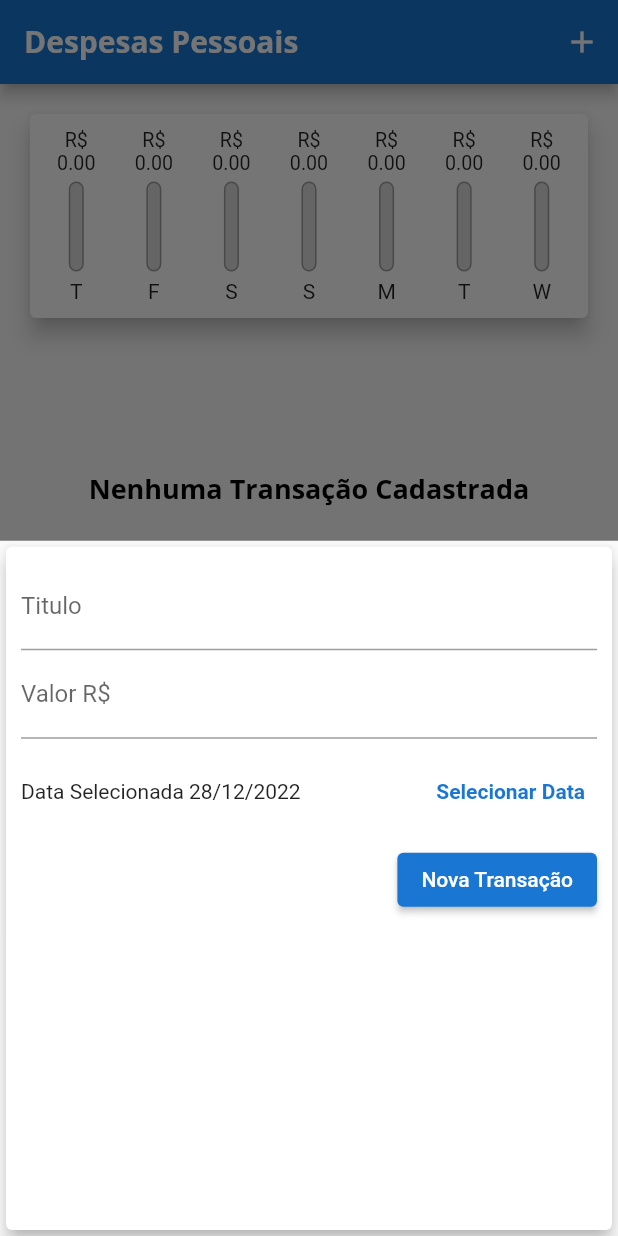
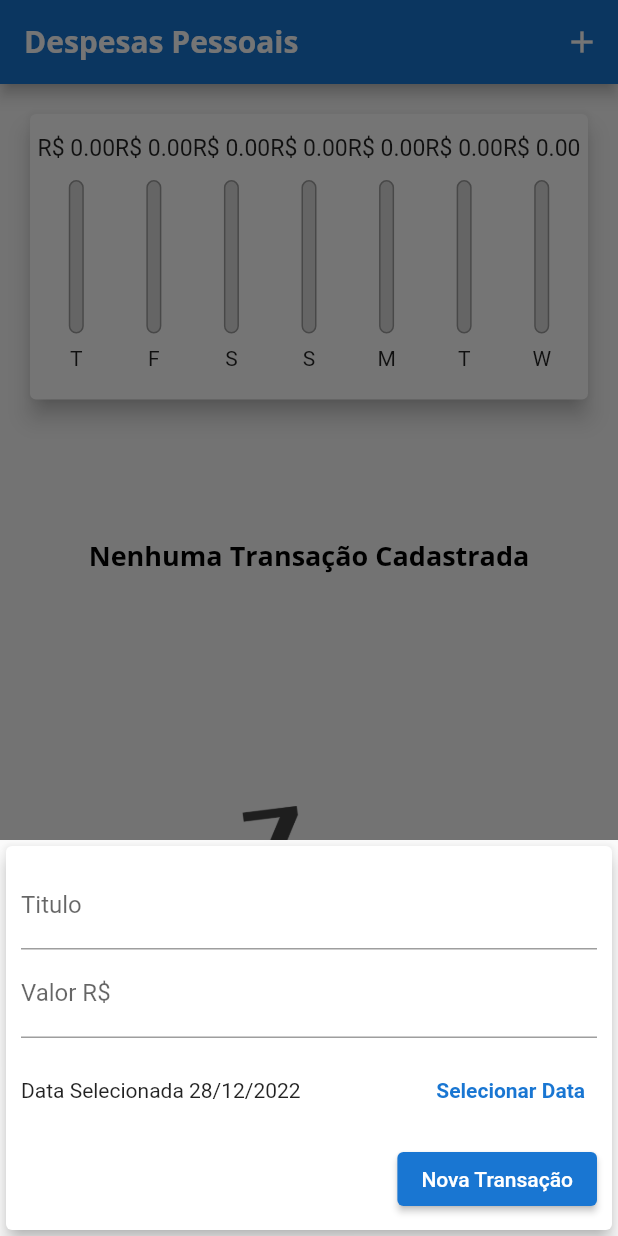
Before and after one commit to devgdp/ExpensesApp, a Flutter app: the screen it shows after launch, after a tap on the "add" icon, on a phone screen of 412 x 824 dp. Run offline on Flutter 3.47's test engine with Material 2 defaults, Android fonts, the phone set to English and light mode, and no system bars.

Commit message:
Responsive

```diff
--- a/lib/components/chart_bar.dart
+++ b/lib/components/chart_bar.dart
@@ -13,19 +13,21 @@ class ChartBar extends StatelessWidget {
 
   @override
   Widget build(BuildContext context) {
+    return LayoutBuilder(builder: (ctx, constraints) {
       return Column(
         children: [
           SizedBox(
-          height: 30,
+            height: constraints.maxHeight * 0.15,
             child: FittedBox(
                 child: Text(
-            'R\$ \n${value!.toStringAsFixed(2)}',
+              // ! 'R\$ \n${value!.toStringAsFixed(2)}',
+              'R\$ ${value!.toStringAsFixed(2)}',
               textAlign: TextAlign.center,
             )),
           ),
-        const SizedBox(height: 5),
+          SizedBox(height: constraints.maxHeight * 0.05),
           SizedBox(
-          height: 60,
+            height: constraints.maxHeight * 0.6,
             width: 10,
             child: Stack(
               alignment: Alignment.bottomCenter,
@@ -50,9 +52,13 @@ class ChartBar extends StatelessWidget {
               ],
             ),
           ),
-        const SizedBox(height: 5),
-        Text(label!),
+          SizedBox(height: constraints.maxHeight * 0.05),
+          SizedBox(
+            height: constraints.maxHeight * 0.15,
+            child: Text(label!),
+          ),
         ],
       );
+    });
   }
 }
--- a/lib/components/transaction_form.dart
+++ b/lib/components/transaction_form.dart
@@ -52,11 +52,18 @@ class _TransactionFormState extends State<TransactionForm> {
 
   @override
   Widget build(BuildContext context) {
-    return Card(
+    return SingleChildScrollView(
+      child: Card(
         elevation: 5,
         child: Padding(
-        padding: const EdgeInsets.all(10),
+          padding: EdgeInsets.only(
+            top: 10,
+            left: 10,
+            right: 10,
+            bottom: 10 + MediaQuery.of(context).viewInsets.bottom,
+          ),
           child: Column(
+            mainAxisAlignment: MainAxisAlignment.center,
             children: [
               TextField(
                 controller: _titleController,
@@ -88,7 +95,8 @@ class _TransactionFormState extends State<TransactionForm> {
                     ),
                     TextButton(
                       style: TextButton.styleFrom(
-                        foregroundColor: Theme.of(context).colorScheme.primary),
+                          foregroundColor:
+                              Theme.of(context).colorScheme.primary),
                       onPressed: _showDatePicker,
                       child: const Text(
                         'Selecionar Data',
@@ -116,6 +124,7 @@ class _TransactionFormState extends State<TransactionForm> {
             ],
           ),
         ),
+      ),
     );
   }
 }
--- a/lib/components/transaction_list.dart
+++ b/lib/components/transaction_list.dart
@@ -1,4 +1,5 @@
 import 'package:flutter/material.dart';
+import 'package:flutter/rendering.dart';
 import 'package:intl/intl.dart';
 import '../models/transaction.dart';
 
@@ -14,21 +15,28 @@ class TransactionList extends StatelessWidget {
       height: 470,
       // * Comparando se lista esta Vazia
       child: transactions.isEmpty
-          ? Column(
+          ? LayoutBuilder(
+              builder: (ctx, constraints) {
+                return Column(
                   mainAxisAlignment: MainAxisAlignment.spaceEvenly,
                   children: [
-                Text(
+                    SizedBox(
+                      height: constraints.maxHeight * 0.2,
+                      child: Text(
                         'Nenhuma Transação Cadastrada',
                         style: Theme.of(context).textTheme.headline6,
                       ),
+                    ),
                     SizedBox(
-                  height: 200,
+                      height: constraints.maxHeight * 0.4,
                       child: Image.asset(
                         'assets/images/waiting.png',
                         fit: BoxFit.cover,
                       ),
                     ),
                   ],
+                );
+              },
             )
           // * Exibindo transações cadastradas
           : ListView.builder(
--- a/lib/pages/home.dart
+++ b/lib/pages/home.dart
@@ -25,6 +25,7 @@ class _MyHomePageState extends State<MyHomePage> {
     //   date: DateTime.now().subtract(const Duration(days: 33)),
     // ),
   ];
+  bool _showChart = false;
 
   // * Definindo Limite de Dias para calculo semanal no gráfico
   List<Transaction> get _recentTransactions {
@@ -65,7 +66,7 @@ class _MyHomePageState extends State<MyHomePage> {
   _openTransactionFormModal(BuildContext context) {
     showModalBottomSheet(
       context: context,
-      builder: (_) {
+      builder: (BuildContext context) {
         return TransactionForm(_addTransaction);
       },
     );
@@ -73,25 +74,50 @@ class _MyHomePageState extends State<MyHomePage> {
 
   @override
   Widget build(BuildContext context) {
-    return Scaffold(
-      appBar: AppBar(
+    bool isLandscape =
+        MediaQuery.of(context).orientation == Orientation.landscape;
+
+    final appBar = AppBar(
       title: const Text('Despesas Pessoais'),
       actions: [
+        if (isLandscape)
+          IconButton(
+            icon: Icon(_showChart ? Icons.list : Icons.show_chart),
+            // * Alterando entre gráfico e lista de transações
+            onPressed: () {
+              setState(() {
+                _showChart = !_showChart;
+              });
+            },
+          ),
         IconButton(
           icon: const Icon(Icons.add),
           // * Chamando Modal de Cadastro da nova transação
           onPressed: () => _openTransactionFormModal(context),
         ),
       ],
-      ),
+    );
+
+    // * Calculando tamanho disponível da tela
+    final availableHeight = MediaQuery.of(context).size.height -
+        appBar.preferredSize.height -
+        MediaQuery.of(context).padding.top;
+
+    return Scaffold(
+      appBar: appBar,
       body: SingleChildScrollView(
         child: Column(
           crossAxisAlignment: CrossAxisAlignment.stretch,
           children: [
+            if (_showChart || !isLandscape)
               SizedBox(
+                height: availableHeight * (isLandscape ? 0.65 : 0.3),
                 child: Chart(_recentTransactions),
               ),
-            TransactionList(_transactions, _removeTransaction),
+            if (!isLandscape || !_showChart)
+              SizedBox(
+                  height: availableHeight * 0.7,
+                  child: TransactionList(_transactions, _removeTransaction)),
           ],
         ),
       ),
```
Lines whose indentation alone changed are shown as unchanged.
